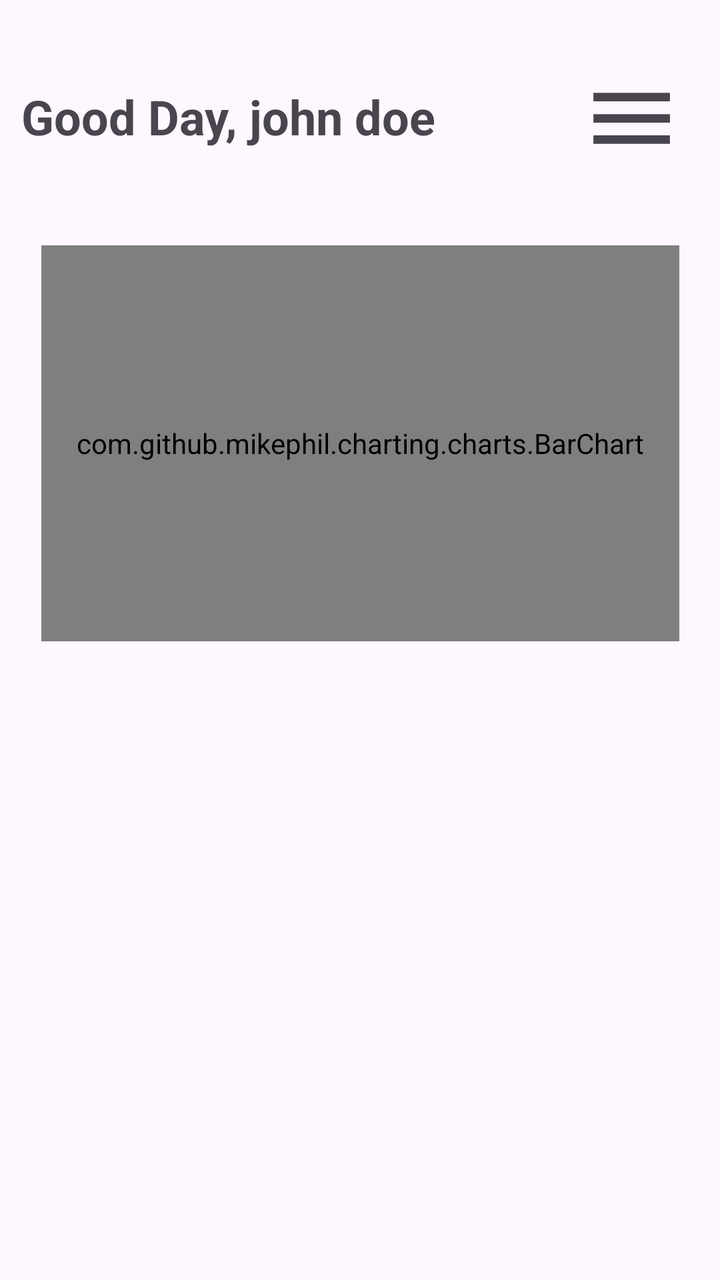
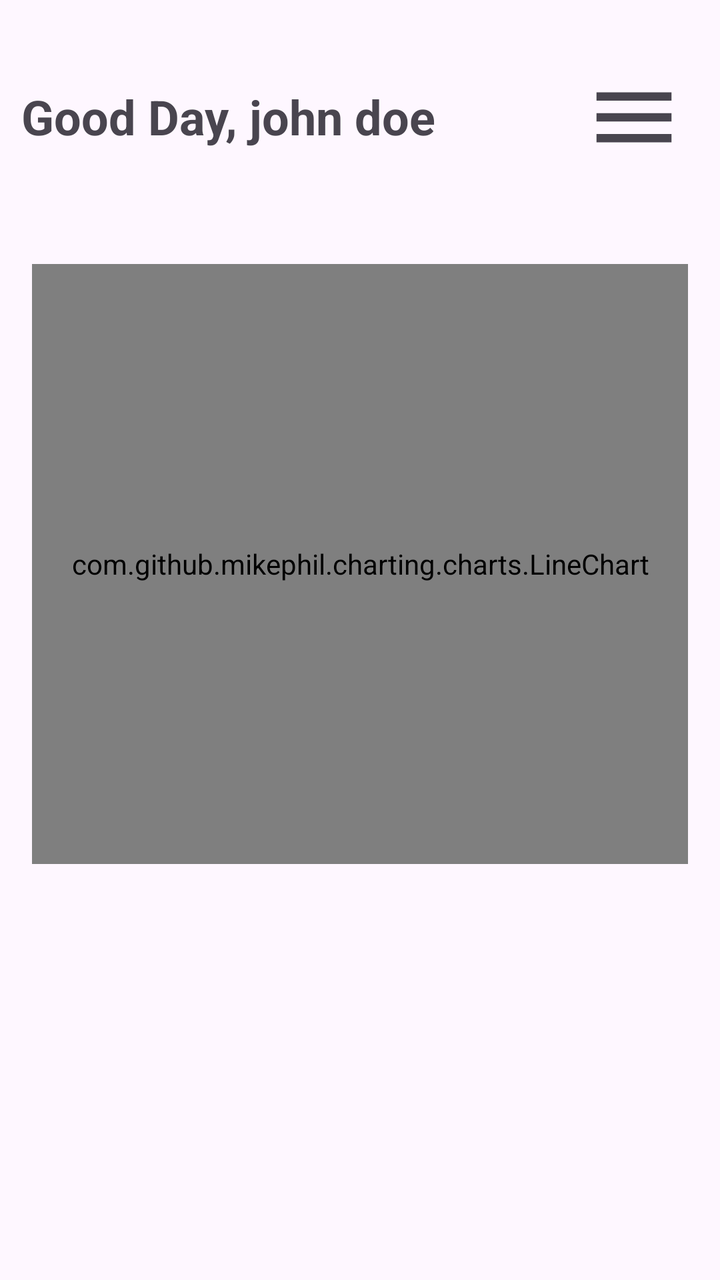

Before-and-after screenshots of an Android layout around one commit, followed by the original layout XML and the change that was made.
<!-- AndroidManifest.xml: application theme Theme.ApplicationLayerSoftwareFrameworkforSolarPoweredIoTSystems -->
<!-- res/layout/fragment_home.xml -->
<?xml version="1.0" encoding="utf-8"?>
<FrameLayout xmlns:android="http://schemas.android.com/apk/res/android"
    xmlns:app="http://schemas.android.com/apk/res-auto"
    xmlns:tools="http://schemas.android.com/tools"
    android:layout_width="match_parent"
    android:layout_height="match_parent"
    android:orientation="vertical"
    tools:context=".home">

   <androidx.core.widget.NestedScrollView
       android:layout_width="match_parent"
       android:layout_height="match_parent"
       android:fillViewport="true">

       <androidx.constraintlayout.widget.ConstraintLayout
           android:layout_width="match_parent"
           android:layout_height="match_parent">

           <TextView
               android:id="@+id/home_greeting"
               android:layout_width="wrap_content"
               android:layout_height="49dp"
               android:layout_gravity="center"
               android:gravity="center"
               android:text="Good Day, john doe"
               android:textAlignment="center"
               android:textSize="24sp"
               android:textStyle="bold"
               app:layout_constraintBottom_toBottomOf="parent"
               app:layout_constraintEnd_toEndOf="parent"
               app:layout_constraintHorizontal_bias="0.067"
               app:layout_constraintStart_toStartOf="parent"
               app:layout_constraintTop_toTopOf="parent"
               app:layout_constraintVertical_bias="0.057" />

           <ImageView
               android:id="@+id/home_menu_icon"
               android:layout_width="53dp"
               android:layout_height="51dp"
               android:clickable="true"
               android:focusable="true"
               android:background="?selectableItemBackground"
               android:src="@drawable/tn_home_menu"
               android:contentDescription="Menu"
               app:layout_constraintBottom_toBottomOf="parent"
               app:layout_constraintEnd_toEndOf="parent"
               app:layout_constraintHorizontal_bias="0.803"
               app:layout_constraintStart_toEndOf="@+id/home_greeting"
               app:layout_constraintTop_toTopOf="parent"
               app:layout_constraintVertical_bias="0.057" />


           <com.github.mikephil.charting.charts.BarChart
               android:layout_width="319dp"
               android:layout_height="198dp"
               android:layout_marginTop="40dp"
               app:layout_constraintEnd_toEndOf="parent"
               app:layout_constraintStart_toStartOf="parent"
               app:layout_constraintTop_toBottomOf="@+id/home_greeting" />

       </androidx.constraintlayout.widget.ConstraintLayout>

   </androidx.core.widget.NestedScrollView>

</FrameLayout>
<!-- resources referenced by this layout -->
<resources>
  <!-- drawable tn_home_menu (drawable) -->
  <vector xmlns:android="http://schemas.android.com/apk/res/android"
      android:width="24dp"
      android:height="24dp"
      android:viewportWidth="960"
      android:viewportHeight="960"
      android:tint="?attr/colorControlNormal">
    <path
        android:fillColor="@android:color/white"
        android:pathData="M120,720L120,640L840,640L840,720L120,720ZM120,520L120,440L840,440L840,520L120,520ZM120,320L120,240L840,240L840,320L120,320Z"/>
  </vector>
  <style name="Theme.ApplicationLayerSoftwareFrameworkforSolarPoweredIoTSystems" parent="Base.Theme.ApplicationLayerSoftwareFrameworkforSolarPoweredIoTSystems" />
  <style name="Base.Theme.ApplicationLayerSoftwareFrameworkforSolarPoweredIoTSystems" parent="Theme.Material3.DayNight.NoActionBar">
          
          
      </style>
</resources>

<!-- the commit's change to res/layout/fragment_home.xml (unified diff, before → after) -->
@@ -33,30 +33,35 @@
                app:layout_constraintTop_toTopOf="parent"
                app:layout_constraintVertical_bias="0.057" />
 
+
            <ImageView
                android:id="@+id/home_menu_icon"
-               android:layout_width="53dp"
-               android:layout_height="51dp"
+               android:layout_width="51dp"
+               android:layout_height="50dp"
+               android:background="?selectableItemBackground"
                android:clickable="true"
+               android:contentDescription="Menu"
                android:focusable="true"
-               android:background="?selectableItemBackground"
                android:src="@drawable/tn_home_menu"
-               android:contentDescription="Menu"
                app:layout_constraintBottom_toBottomOf="parent"
                app:layout_constraintEnd_toEndOf="parent"
-               app:layout_constraintHorizontal_bias="0.803"
+               app:layout_constraintHorizontal_bias="0.805"
                app:layout_constraintStart_toEndOf="@+id/home_greeting"
                app:layout_constraintTop_toTopOf="parent"
                app:layout_constraintVertical_bias="0.057" />
 
-
-           <com.github.mikephil.charting.charts.BarChart
-               android:layout_width="319dp"
-               android:layout_height="198dp"
-               android:layout_marginTop="40dp"
+           <com.github.mikephil.charting.charts.LineChart
+               android:id="@+id/summaryChart"
+               android:layout_width="match_parent"
+               android:layout_height="300dp"
+               android:layout_marginTop="48dp"
+               android:layout_marginStart="16dp"
+               android:layout_marginEnd="16dp"
+               app:layout_constraintBottom_toBottomOf="parent"
                app:layout_constraintEnd_toEndOf="parent"
                app:layout_constraintStart_toStartOf="parent"
-               app:layout_constraintTop_toBottomOf="@+id/home_greeting" />
+               app:layout_constraintTop_toBottomOf="@+id/home_greeting"
+               app:layout_constraintVertical_bias="0.007" />
 
        </androidx.constraintlayout.widget.ConstraintLayout>
 
